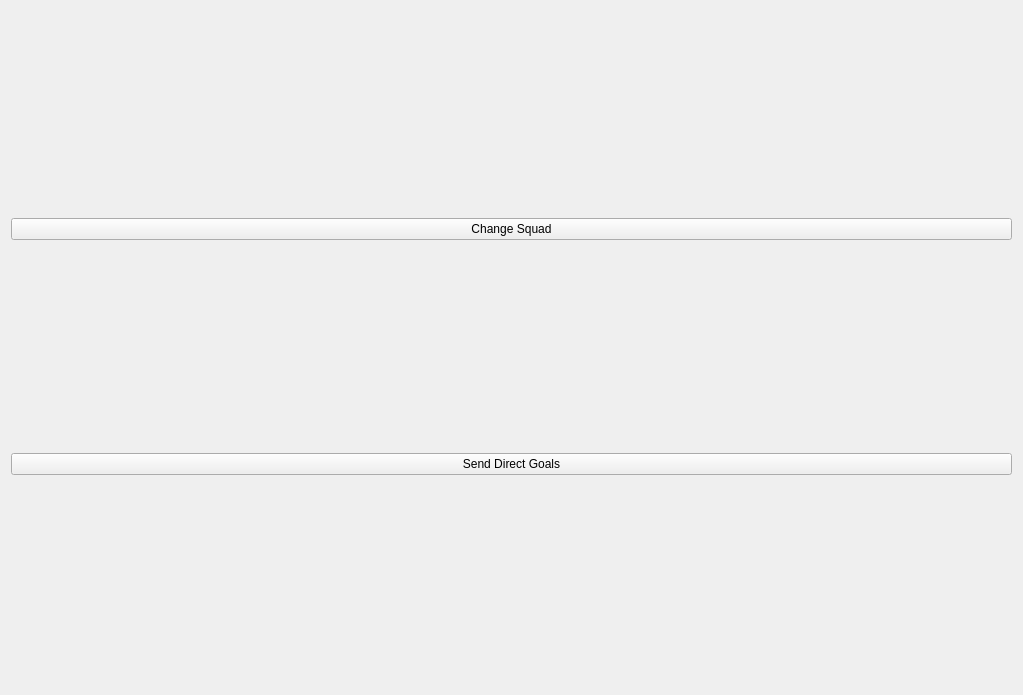
Qt form rqt_publisher/rqt_publisher_py/resource/Publisher.ui (zhexxian/SUTD-S03-DSO-Indoor-Drone) before a commit.
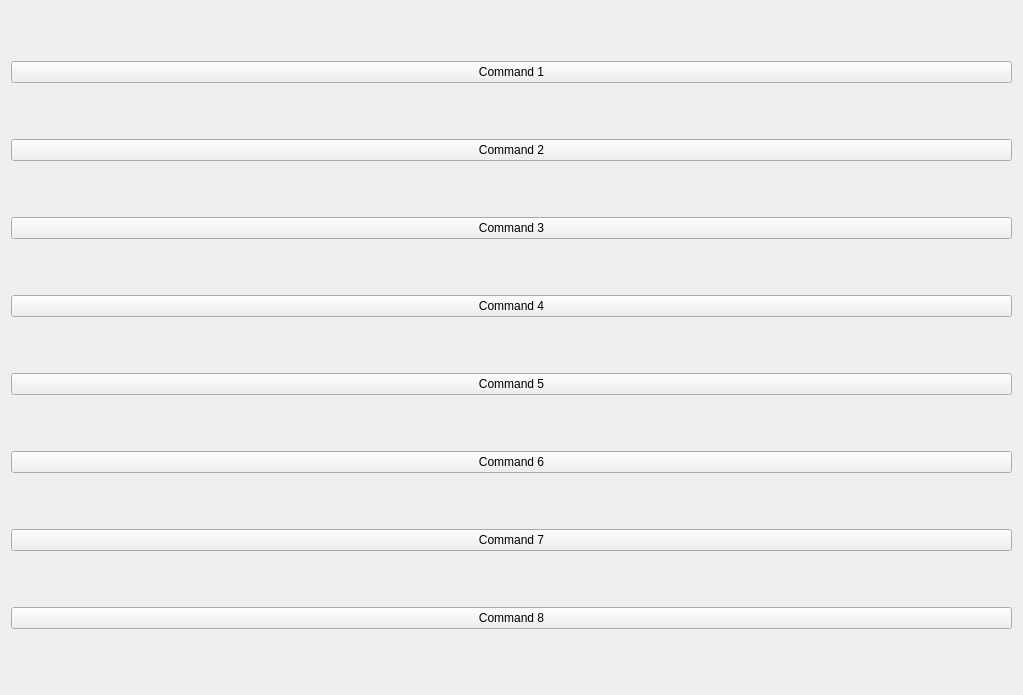
The same form after that commit.

Commit message: hardcoded different buttons to different commands for classroom demonstration

The edit to the form file:
```diff
--- a/rqt_publisher/rqt_publisher_py/resource/Publisher.ui
+++ b/rqt_publisher/rqt_publisher_py/resource/Publisher.ui
@@ -17,14 +17,56 @@
    <item>
     <widget class="QPushButton" name="publishButton1">
      <property name="text">
-      <string>Change Squad</string>
+      <string>Command 1</string>
      </property>
     </widget>
    </item>
    <item>
     <widget class="QPushButton" name="publishButton2">
      <property name="text">
-      <string>Send Direct Goals</string>
+      <string>Command 2</string>
+     </property>
+    </widget>
+   </item>
+   <item>
+    <widget class="QPushButton" name="publishButton3">
+     <property name="text">
+      <string>Command 3</string>
+     </property>
+    </widget>
+   </item>
+   <item>
+    <widget class="QPushButton" name="publishButton4">
+     <property name="text">
+      <string>Command 4</string>
+     </property>
+    </widget>
+   </item>
+   <item>
+    <widget class="QPushButton" name="publishButton5">
+     <property name="text">
+      <string>Command 5</string>
+     </property>
+    </widget>
+   </item>
+   <item>
+    <widget class="QPushButton" name="publishButton6">
+     <property name="text">
+      <string>Command 6</string>
+     </property>
+    </widget>
+   </item>
+   <item>
+    <widget class="QPushButton" name="publishButton7">
+     <property name="text">
+      <string>Command 7</string>
+     </property>
+    </widget>
+   </item>
+   <item>
+    <widget class="QPushButton" name="publishButton8">
+     <property name="text">
+      <string>Command 8</string>
      </property>
     </widget>
    </item>
```
The commit also changes 2 other files.
